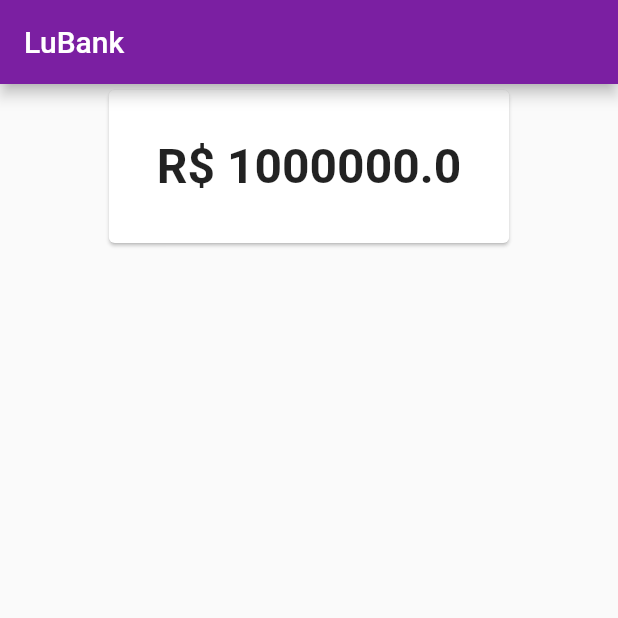
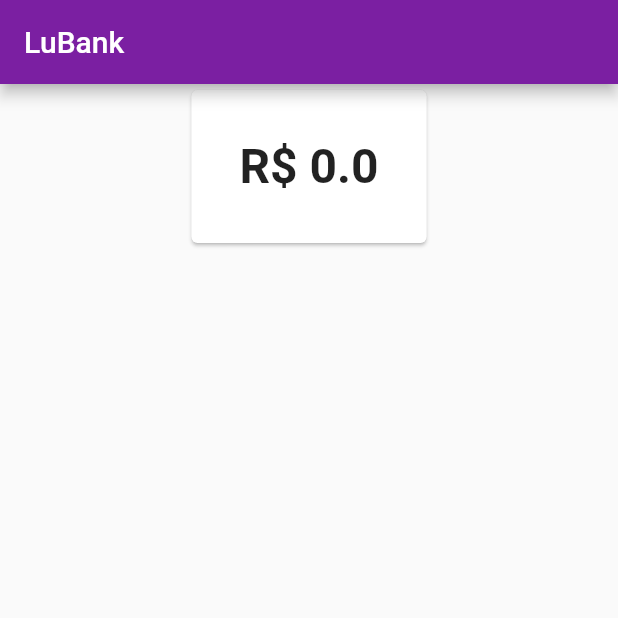
Before and after one commit to Kierico/app_kiericobank_intellij, a Flutter app: the screen it shows after launch, on a phone screen of 412 x 824 dp, the top half of it. Run offline on Flutter 3.47's test engine with Material 2 defaults, Android fonts, the phone set to English and light mode, and no system bars.

```diff
--- a/lib/main.dart
+++ b/lib/main.dart
@@ -1,7 +1,15 @@
+import 'package:KiericoBank/models/saldo.dart';
 import 'package:KiericoBank/screens/dashboard/dashboard.dart';
 import 'package:flutter/material.dart';
+import 'package:provider/provider.dart';
 
-void main() => runApp(KiericoBankApp());
+/* ChangeNotifierProvider = Proverdo de Notificações de Mudanças. */
+void main() => runApp(
+      ChangeNotifierProvider(
+        create: (context) => Saldo(0),
+        child: KiericoBankApp(),
+      ),
+    );
 
 class KiericoBankApp extends StatelessWidget {
   @override
--- a/lib/models/saldo.dart
+++ b/lib/models/saldo.dart
@@ -1,4 +1,6 @@
-class Saldo {
+import 'package:flutter/cupertino.dart';
+
+class Saldo extends ChangeNotifier {
   final double valor;
 
   Saldo(this.valor);
--- a/lib/screens/dashboard/dashboard.dart
+++ b/lib/screens/dashboard/dashboard.dart
@@ -1,4 +1,3 @@
-import 'package:KiericoBank/models/saldo.dart';
 import 'package:KiericoBank/screens/dashboard/saldo.dart';
 import 'package:flutter/material.dart';
 
@@ -11,7 +10,7 @@ class Dashboard extends StatelessWidget {
       ),
       body: Align(
         alignment: Alignment.topCenter,
-        child: SaldoCard(Saldo(1000000.00)),
+        child: SaldoCard(),
       ),
     );
   }
--- a/lib/screens/dashboard/saldo.dart
+++ b/lib/screens/dashboard/saldo.dart
@@ -1,23 +1,28 @@
 import 'package:KiericoBank/models/saldo.dart';
 import 'package:flutter/material.dart';
+import 'package:provider/provider.dart';
 
 class SaldoCard extends StatelessWidget {
-
-  final Saldo saldo;
-
-  SaldoCard(this.saldo);
-
   @override
   Widget build(BuildContext context) {
     return Card(
       child: Padding(
         padding: EdgeInsets.all(32.0),
-        child: Text(saldo.toString(),
-          textAlign: TextAlign.center,
-          style: TextStyle(
-            fontSize: 32,
-            fontWeight: FontWeight.bold,
-          ),
+        child: Consumer<Saldo>(
+          builder: (
+            context,
+            valor,
+            child,
+          ) {
+            return Text(
+              valor.toString(),
+              textAlign: TextAlign.center,
+              style: TextStyle(
+                fontSize: 32,
+                fontWeight: FontWeight.bold,
+              ),
+            );
+          },
         ),
       ),
     );
--- a/pubspec.yaml
+++ b/pubspec.yaml
@@ -28,6 +28,7 @@ dependencies:
   # The following adds the Cupertino Icons font to your application.
   # Use with the CupertinoIcons class for iOS style icons.
   cupertino_icons: ^1.0.0
+  provider: ^3.0.0
 
 dev_dependencies:
   flutter_test:
```
Also changed, not shown: pubspec.lock.
